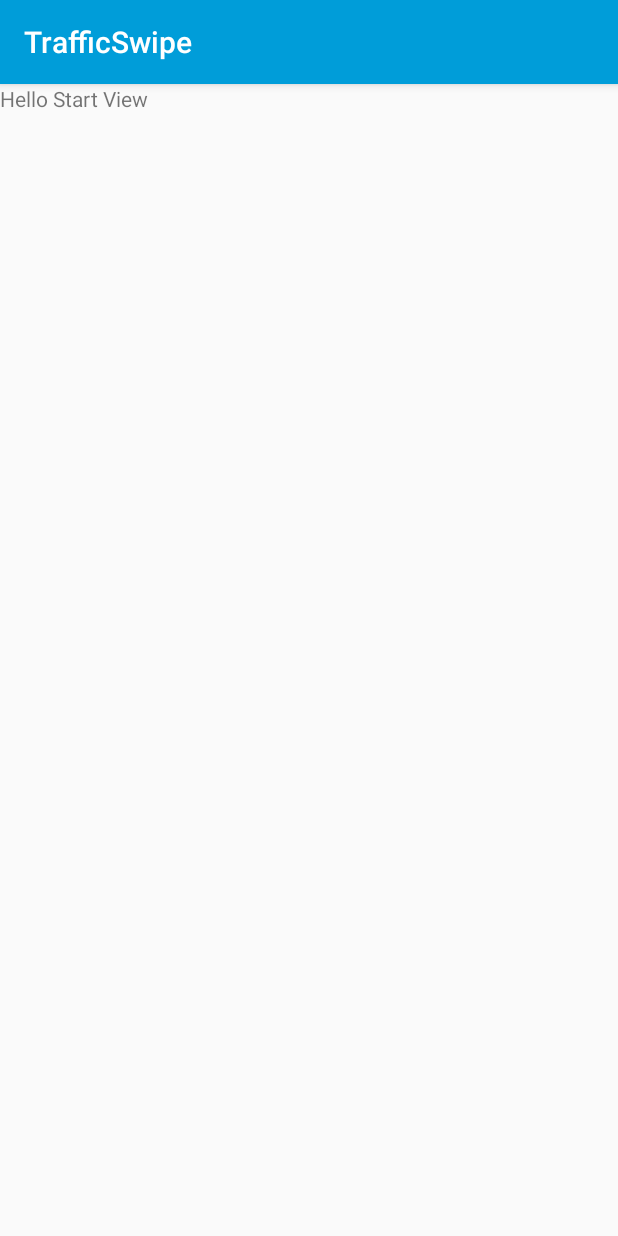
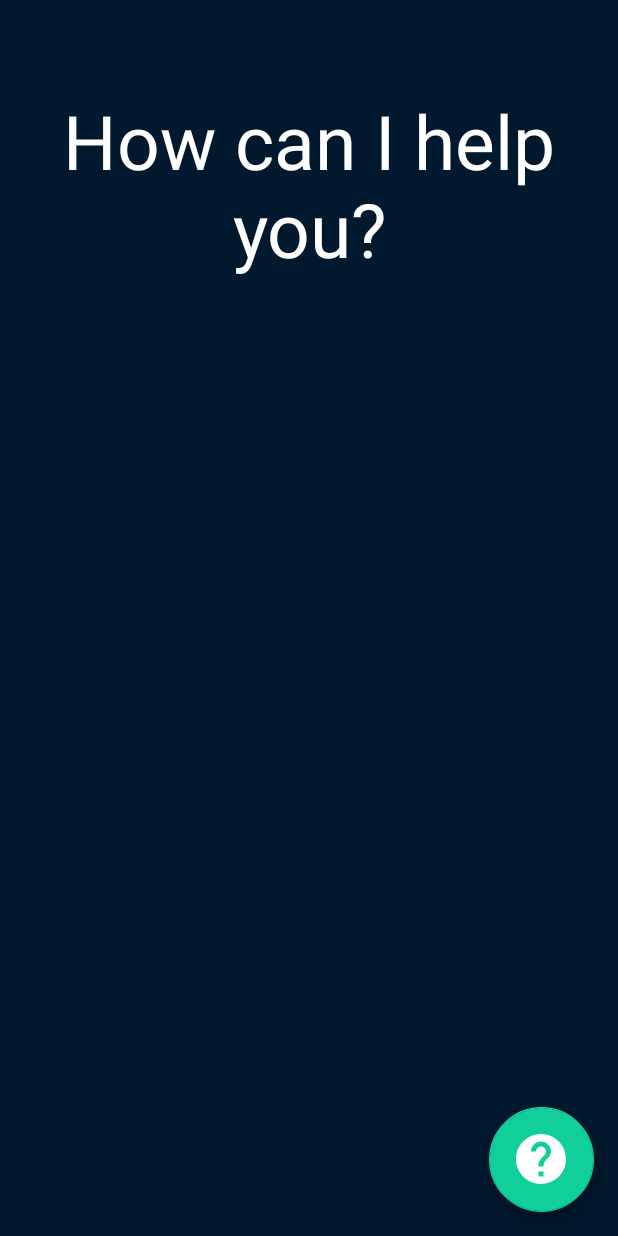
Before and after one commit to nadeldrucker/TrafficSwipe, an Android app: the screen it shows after launch (HostNavActivity), on a phone screen of 412 x 824 dp. Run offline under Robolectric (Android 15) with nearby library versions, the phone set to English and light mode, and no system bars.

Commit message:
Added start fragment

```diff
--- /dev/null
+++ b/app/src/main/res/drawable-anydpi/ic_help.xml
@@ -0,0 +1,10 @@
+<vector xmlns:android="http://schemas.android.com/apk/res/android"
+    android:width="24dp"
+    android:height="24dp"
+    android:viewportWidth="24"
+    android:viewportHeight="24"
+    android:tint="#FFFFFF">
+    <path
+        android:fillColor="#FF000000"
+        android:pathData="M12,2C6.48,2 2,6.48 2,12s4.48,10 10,10 10,-4.48 10,-10S17.52,2 12,2zM13,19h-2v-2h2v2zM15.07,11.25l-0.9,0.92C13.45,12.9 13,13.5 13,15h-2v-0.5c0,-1.1 0.45,-2.1 1.17,-2.83l1.24,-1.26c0.37,-0.36 0.59,-0.86 0.59,-1.41 0,-1.1 -0.9,-2 -2,-2s-2,0.9 -2,2L8,9c0,-2.21 1.79,-4 4,-4s4,1.79 4,4c0,0.88 -0.36,1.68 -0.93,2.25z"/>
+</vector>
--- a/app/src/main/res/layout/fragment_start.xml
+++ b/app/src/main/res/layout/fragment_start.xml
@@ -1,13 +1,33 @@
 <?xml version="1.0" encoding="utf-8"?>
-<FrameLayout xmlns:android="http://schemas.android.com/apk/res/android"
+<androidx.constraintlayout.widget.ConstraintLayout xmlns:android="http://schemas.android.com/apk/res/android"
+    xmlns:app="http://schemas.android.com/apk/res-auto"
     xmlns:tools="http://schemas.android.com/tools"
     android:layout_width="match_parent"
     android:layout_height="match_parent"
     tools:context=".StartFragment">
 
     <TextView
-        android:layout_width="match_parent"
-        android:layout_height="match_parent"
-        android:text="Hello Start View" />
+        android:id="@+id/textView2"
+        android:layout_width="wrap_content"
+        android:layout_height="wrap_content"
+        android:layout_marginTop="60dp"
+        android:text="@string/start_help"
+        android:textAlignment="center"
+        android:textSize="50sp"
+        android:textColor="@color/colorText"
+        app:layout_constraintEnd_toEndOf="parent"
+        app:layout_constraintStart_toStartOf="parent"
+        app:layout_constraintTop_toTopOf="parent" />
 
-</FrameLayout>
+    <com.google.android.material.floatingactionbutton.FloatingActionButton
+        android:id="@+id/startFragment_helpFab"
+        android:layout_width="wrap_content"
+        android:layout_height="wrap_content"
+        android:layout_marginEnd="16dp"
+        android:layout_marginBottom="16dp"
+        android:src="@drawable/ic_help"
+        app:fabCustomSize="70dp"
+        app:layout_constraintBottom_toBottomOf="parent"
+        app:layout_constraintEnd_toEndOf="parent"
+        app:maxImageSize="40dp" />
+</androidx.constraintlayout.widget.ConstraintLayout>
--- a/app/src/main/res/values/colors.xml
+++ b/app/src/main/res/values/colors.xml
@@ -4,7 +4,7 @@
     <color name="colorPrimaryDark">#0F6FC6</color>
     <color name="colorAccent">#10CF9B</color>
     <color name="colorAccent2">#0BD0D9</color>
-    <color name="colorBackground">#011629</color>
+    <color name="colorBackground">#00192E</color>
     <color name="colorText">#FFFFFF</color>
     <color name="colorTextSecondary">#BDBDBD</color>
 
--- a/app/src/main/res/values/strings.xml
+++ b/app/src/main/res/values/strings.xml
@@ -1,3 +1,4 @@
 <resources>
     <string name="app_name">TrafficSwipe</string>
+    <string name="start_help">How can I help you?</string>
 </resources>
--- a/app/src/main/res/values/styles.xml
+++ b/app/src/main/res/values/styles.xml
@@ -1,11 +1,12 @@
 <resources>
 
     <!-- Base application theme. -->
-    <style name="AppTheme" parent="Theme.AppCompat.Light.DarkActionBar">
+    <style name="AppTheme" parent="Theme.AppCompat.NoActionBar">
         <!-- Customize your theme here. -->
         <item name="colorPrimary">@color/colorPrimary</item>
         <item name="colorPrimaryDark">@color/colorPrimaryDark</item>
         <item name="colorAccent">@color/colorAccent</item>
+        <item name="android:background">@color/colorBackground</item>
     </style>
 
 </resources>
```
Also changed, not shown: app/src/main/res/drawable-hdpi/ic_help.png (added), app/src/main/res/drawable-mdpi/ic_help.png (added), app/src/main/res/drawable-xhdpi/ic_help.png (added), app/src/main/res/drawable-xxhdpi/ic_help.png (added).
